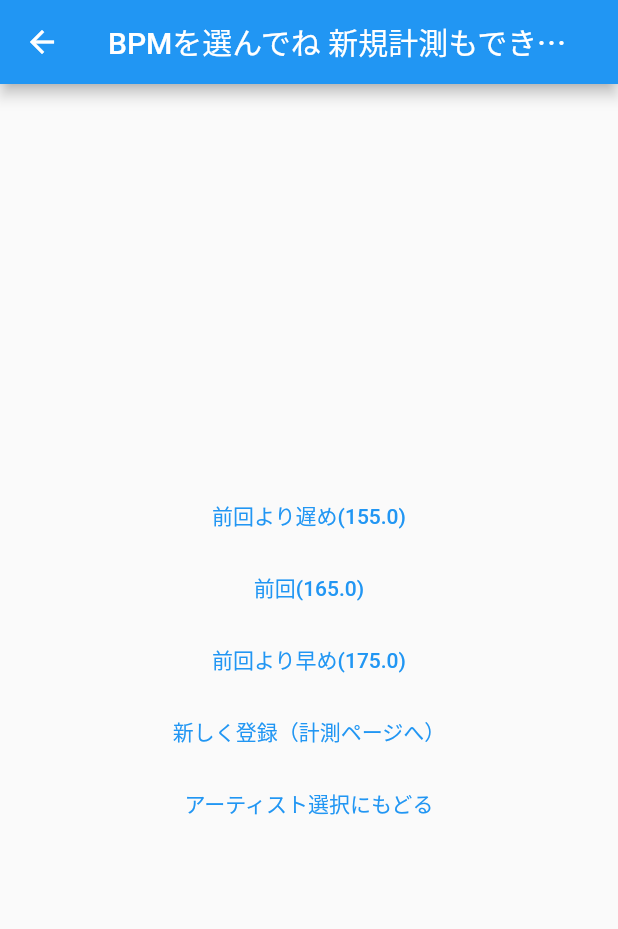
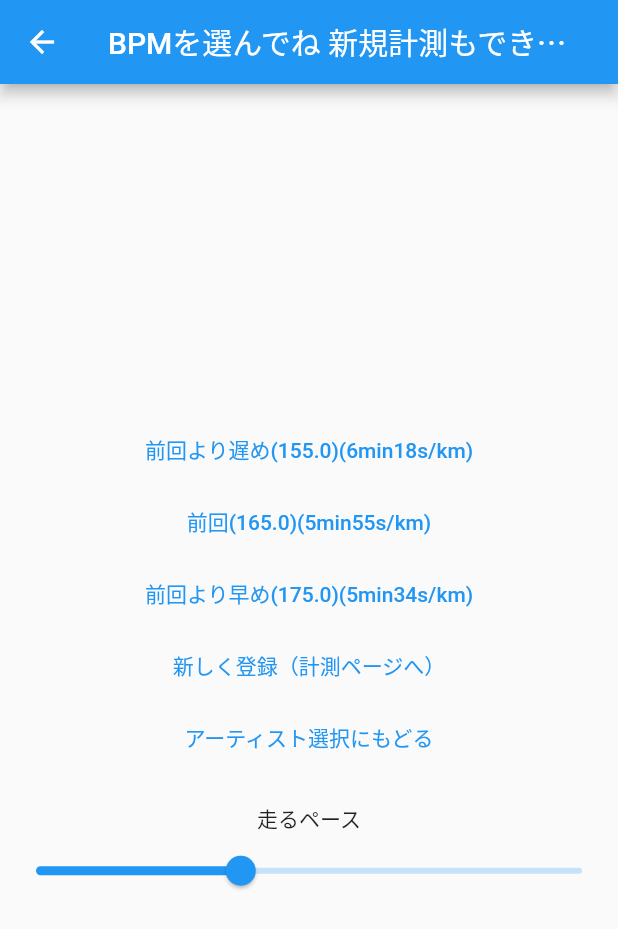
Before and after one commit to beatwalking55/beatim2, a Flutter app: the BPMSelectPage screen opened directly, on a phone screen of 412 x 824 dp. Shown: the top 929 px of the screen. Run offline on Flutter 3.47's test engine with Material 2 defaults, Android fonts, the phone set to English and light mode, and no system bars; our stand-ins replace audioplayers, just_audio, just_audio_background; missing offline and left inert: audio_session.

Commit message:
BPM選択ページにて目安ペースを表示しました。 ペースを調整できるようにしましt。

```diff
--- a/lib/BPMselectpage.dart
+++ b/lib/BPMselectpage.dart
@@ -13,6 +13,10 @@ class BPMSelectPage extends StatefulWidget {
 
 class _BPMSelectPageState extends State<BPMSelectPage> {
   @override
+  double _ratio = 1;
+  double _min_ratio = 0.7;
+  double _max_ratio = 1.5;
+  double _pase = 333*176;
   Widget build(BuildContext context) {
     return Scaffold(
       appBar: AppBar(
@@ -29,7 +33,7 @@ class _BPMSelectPageState extends State<BPMSelectPage> {
                 previous_sensingBPM -= 10;
               });
               playlist = musicselect(genre:genre, artist:artist, BPM:sensingBPM);
-            }, child: Text("前回より遅め(${previous_sensingBPM - 10})")
+            }, child: Text("前回より遅め(${previous_sensingBPM - 10})(${((_pase/_ratio)/(previous_sensingBPM-10))~/60}min${(((_pase/_ratio)/(previous_sensingBPM-10))%60).toInt()}s/km)")
             ),
             TextButton(onPressed: (){
               Navigator.push(context,MaterialPageRoute(builder:(context) =>PlayPage()));
@@ -37,7 +41,7 @@ class _BPMSelectPageState extends State<BPMSelectPage> {
                 sensingBPM = previous_sensingBPM;
               });
               playlist = musicselect(genre:genre, artist:artist, BPM:sensingBPM);
-            }, child: Text("前回(${previous_sensingBPM})")
+            }, child: Text("前回(${previous_sensingBPM})(${((_pase/_ratio)/previous_sensingBPM)~/60}min${(((_pase/_ratio)/previous_sensingBPM)%60).toInt()}s/km)")
             ),
             TextButton(onPressed: (){
               Navigator.push(context,MaterialPageRoute(builder:(context) =>PlayPage()));
@@ -46,7 +50,7 @@ class _BPMSelectPageState extends State<BPMSelectPage> {
                 previous_sensingBPM += 10;
               });
               playlist = musicselect(genre:genre, artist: artist, BPM: sensingBPM);
-            }, child: Text("前回より早め(${previous_sensingBPM + 10})")
+            }, child: Text("前回より早め(${previous_sensingBPM + 10})(${((_pase/_ratio)/(previous_sensingBPM+10))~/60}min${(((_pase/_ratio)/(previous_sensingBPM+10))%60).toInt()}s/km)")
             ),
             TextButton(onPressed: () async {
               setState(() {
@@ -64,6 +68,18 @@ class _BPMSelectPageState extends State<BPMSelectPage> {
               Navigator.pop(context);
             }, child: Text("アーティスト選択にもどる")
             ),
+            SizedBox(width: 0,height: 20,),
+            Text("走るペース"),
+            Slider(
+                value: _ratio,
+                min: _min_ratio,
+                max: _max_ratio,
+                onChanged:(value){
+                  setState(() {
+                    _ratio = value;
+                  });
+                }
+                )
           ],
         ),
       ),
```
